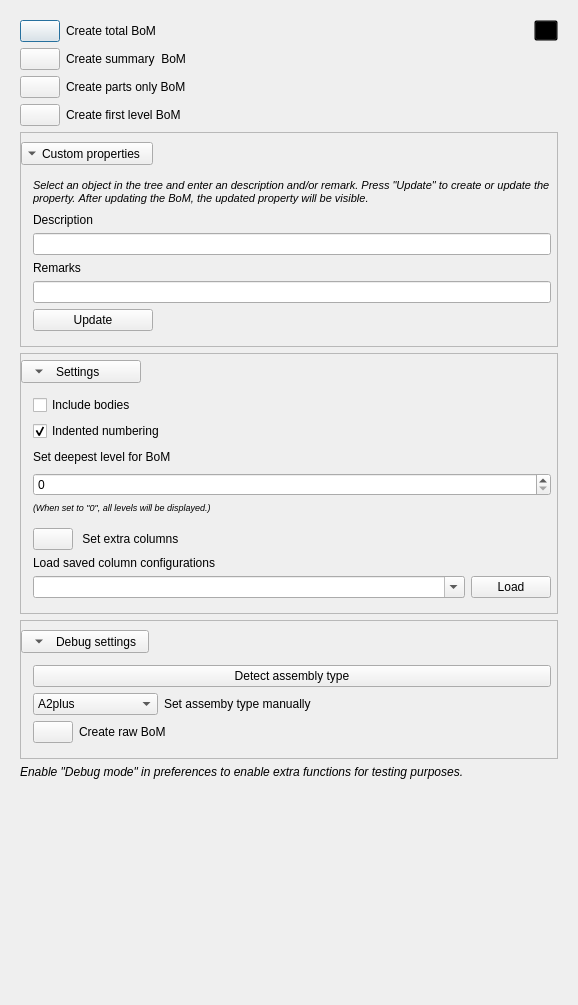
First picture: the form in Resources/UI/BoM_Panel.ui, repository APEbbers/BillOfMaterials-WB, before the edit.
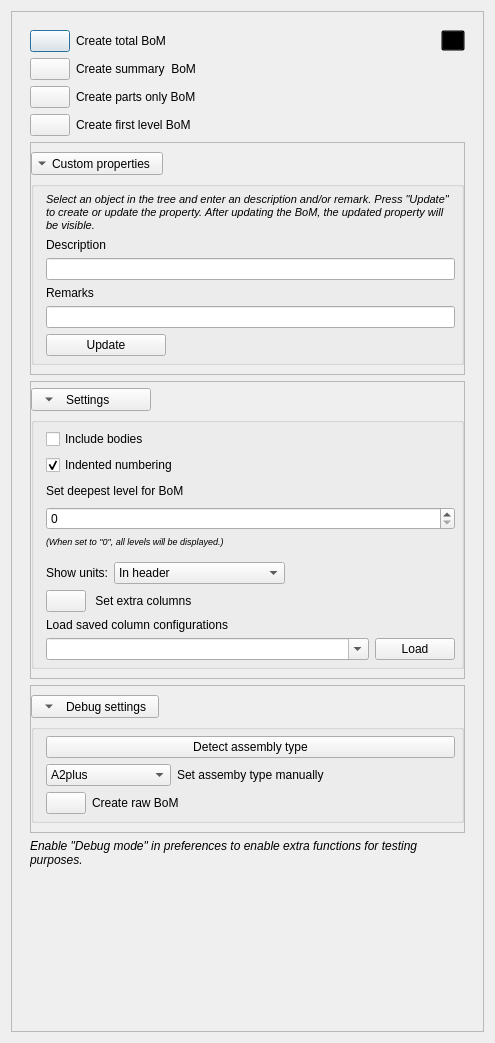
Second picture: the form after the edit. Icons and pictures are not drawn.

```diff
--- a/Resources/UI/BoM_Panel.ui
+++ b/Resources/UI/BoM_Panel.ui
@@ -6,8 +6,8 @@
    <rect>
     <x>0</x>
     <y>0</y>
-    <width>578</width>
-    <height>1005</height>
+    <width>495</width>
+    <height>1043</height>
    </rect>
   </property>
   <property name="sizePolicy">
@@ -31,7 +31,22 @@
   <property name="modal">
    <bool>true</bool>
   </property>
-  <layout class="QGridLayout" name="gridLayout_10">
+  <layout class="QGridLayout" name="gridLayout_12">
+   <item row="0" column="0">
+    <widget class="QScrollArea" name="scrollArea">
+     <property name="widgetResizable">
+      <bool>true</bool>
+     </property>
+     <widget class="QWidget" name="scrollAreaWidgetContents">
+      <property name="geometry">
+       <rect>
+        <x>0</x>
+        <y>0</y>
+        <width>462</width>
+        <height>1166</height>
+       </rect>
+      </property>
+      <layout class="QGridLayout" name="gridLayout_14">
    <item row="0" column="0">
     <widget class="QFrame" name="MainFrame">
      <layout class="QVBoxLayout" name="verticalLayout">
@@ -282,13 +297,7 @@
           </layout>
          </item>
          <item row="1" column="0">
-          <widget class="QFrame" name="CustomPropertiesFrame">
-           <property name="frameShape">
-            <enum>QFrame::Shape::NoFrame</enum>
-           </property>
-           <property name="frameShadow">
-            <enum>QFrame::Shadow::Sunken</enum>
-           </property>
+              <widget class="QGroupBox" name="CustomPropertiesGroupBox">
            <layout class="QGridLayout" name="gridLayout">
             <property name="leftMargin">
              <number>12</number>
@@ -479,16 +488,13 @@
           </layout>
          </item>
          <item row="1" column="0">
-          <widget class="QFrame" name="SettingsFrame">
+              <widget class="QGroupBox" name="SettingsGroupBox">
            <property name="sizePolicy">
             <sizepolicy hsizetype="Preferred" vsizetype="MinimumExpanding">
              <horstretch>0</horstretch>
              <verstretch>0</verstretch>
             </sizepolicy>
            </property>
-           <property name="frameShadow">
-            <enum>QFrame::Shadow::Sunken</enum>
-           </property>
            <layout class="QGridLayout" name="gridLayout_24">
             <property name="leftMargin">
              <number>12</number>
@@ -502,19 +508,6 @@
             <property name="bottomMargin">
              <number>6</number>
             </property>
-            <item row="4" column="1">
-             <spacer name="horizontalSpacer">
-              <property name="orientation">
-               <enum>Qt::Orientation::Horizontal</enum>
-              </property>
-              <property name="sizeHint" stdset="0">
-               <size>
-                <width>40</width>
-                <height>20</height>
-               </size>
-              </property>
-             </spacer>
-            </item>
             <item row="4" column="0">
              <widget class="QLabel" name="label_12">
               <property name="sizePolicy">
@@ -534,14 +527,61 @@
               </property>
              </widget>
             </item>
-            <item row="2" column="0" colspan="2">
-             <widget class="QCheckBox" name="IncludeBodies">
+                <item row="10" column="0" colspan="2">
+                 <layout class="QGridLayout" name="gridLayout_6">
+                  <item row="0" column="1">
+                   <widget class="QPushButton" name="LoadColumns">
+                    <property name="sizePolicy">
+                     <sizepolicy hsizetype="Minimum" vsizetype="MinimumExpanding">
+                      <horstretch>0</horstretch>
+                      <verstretch>0</verstretch>
+                     </sizepolicy>
+                    </property>
+                    <property name="minimumSize">
+                     <size>
+                      <width>0</width>
+                      <height>20</height>
+                     </size>
+                    </property>
+                    <property name="maximumSize">
+                     <size>
+                      <width>16777215</width>
+                      <height>30</height>
+                     </size>
+                    </property>
               <property name="text">
-               <string>Include bodies</string>
+                     <string>Load</string>
               </property>
              </widget>
             </item>
-            <item row="7" column="0" colspan="2">
+                  <item row="0" column="0">
+                   <widget class="QComboBox" name="ColumnsConfigList">
+                    <property name="sizePolicy">
+                     <sizepolicy hsizetype="Expanding" vsizetype="MinimumExpanding">
+                      <horstretch>0</horstretch>
+                      <verstretch>0</verstretch>
+                     </sizepolicy>
+                    </property>
+                    <property name="minimumSize">
+                     <size>
+                      <width>0</width>
+                      <height>20</height>
+                     </size>
+                    </property>
+                    <property name="maximumSize">
+                     <size>
+                      <width>16777215</width>
+                      <height>30</height>
+                     </size>
+                    </property>
+                    <property name="editable">
+                     <bool>true</bool>
+                    </property>
+                   </widget>
+                  </item>
+                 </layout>
+                </item>
+                <item row="8" column="0" colspan="2">
              <layout class="QGridLayout" name="gridLayout_3">
               <item row="0" column="1">
                <widget class="QLabel" name="label_3">
@@ -588,70 +628,6 @@
               </item>
              </layout>
             </item>
-            <item row="3" column="0" colspan="2">
-             <widget class="QCheckBox" name="IndentedNumbering">
-              <property name="text">
-               <string>Indented numbering</string>
-              </property>
-              <property name="checked">
-               <bool>true</bool>
-              </property>
-             </widget>
-            </item>
-            <item row="9" column="0" colspan="2">
-             <layout class="QGridLayout" name="gridLayout_6">
-              <item row="0" column="1">
-               <widget class="QPushButton" name="LoadColumns">
-                <property name="sizePolicy">
-                 <sizepolicy hsizetype="Minimum" vsizetype="MinimumExpanding">
-                  <horstretch>0</horstretch>
-                  <verstretch>0</verstretch>
-                 </sizepolicy>
-                </property>
-                <property name="minimumSize">
-                 <size>
-                  <width>0</width>
-                  <height>20</height>
-                 </size>
-                </property>
-                <property name="maximumSize">
-                 <size>
-                  <width>16777215</width>
-                  <height>30</height>
-                 </size>
-                </property>
-                <property name="text">
-                 <string>Load</string>
-                </property>
-               </widget>
-              </item>
-              <item row="0" column="0">
-               <widget class="QComboBox" name="ColumnsConfigList">
-                <property name="sizePolicy">
-                 <sizepolicy hsizetype="Expanding" vsizetype="MinimumExpanding">
-                  <horstretch>0</horstretch>
-                  <verstretch>0</verstretch>
-                 </sizepolicy>
-                </property>
-                <property name="minimumSize">
-                 <size>
-                  <width>0</width>
-                  <height>20</height>
-                 </size>
-                </property>
-                <property name="maximumSize">
-                 <size>
-                  <width>16777215</width>
-                  <height>30</height>
-                 </size>
-                </property>
-                <property name="editable">
-                 <bool>true</bool>
-                </property>
-               </widget>
-              </item>
-             </layout>
-            </item>
             <item row="5" column="0" colspan="2">
              <widget class="QSpinBox" name="MaxLevel">
               <property name="sizePolicy">
@@ -692,6 +668,36 @@
               </property>
              </widget>
             </item>
+                <item row="3" column="0" colspan="2">
+                 <widget class="QCheckBox" name="IndentedNumbering">
+                  <property name="text">
+                   <string>Indented numbering</string>
+                  </property>
+                  <property name="checked">
+                   <bool>true</bool>
+                  </property>
+                 </widget>
+                </item>
+                <item row="4" column="1">
+                 <spacer name="horizontalSpacer">
+                  <property name="orientation">
+                   <enum>Qt::Orientation::Horizontal</enum>
+                  </property>
+                  <property name="sizeHint" stdset="0">
+                   <size>
+                    <width>40</width>
+                    <height>20</height>
+                   </size>
+                  </property>
+                 </spacer>
+                </item>
+                <item row="2" column="0" colspan="2">
+                 <widget class="QCheckBox" name="IncludeBodies">
+                  <property name="text">
+                   <string>Include bodies</string>
+                  </property>
+                 </widget>
+                </item>
             <item row="6" column="0" colspan="2">
              <widget class="QLabel" name="label_6">
               <property name="sizePolicy">
@@ -717,13 +723,80 @@
               </property>
              </widget>
             </item>
-            <item row="8" column="0">
+                <item row="9" column="0">
              <widget class="QLabel" name="label_14">
               <property name="text">
                <string>Load saved column configurations</string>
               </property>
              </widget>
             </item>
+                <item row="7" column="0" colspan="2">
+                 <layout class="QGridLayout" name="gridLayout_10">
+                  <item row="0" column="1">
+                   <widget class="QComboBox" name="UnitPosition">
+                    <property name="sizePolicy">
+                     <sizepolicy hsizetype="Expanding" vsizetype="Fixed">
+                      <horstretch>0</horstretch>
+                      <verstretch>0</verstretch>
+                     </sizepolicy>
+                    </property>
+                    <property name="minimumSize">
+                     <size>
+                      <width>0</width>
+                      <height>0</height>
+                     </size>
+                    </property>
+                    <item>
+                     <property name="text">
+                      <string>In header</string>
+                     </property>
+                    </item>
+                    <item>
+                     <property name="text">
+                      <string>With value</string>
+                     </property>
+                    </item>
+                    <item>
+                     <property name="text">
+                      <string>Hide</string>
+                     </property>
+                    </item>
+                   </widget>
+                  </item>
+                  <item row="0" column="0">
+                   <widget class="QLabel" name="label_10">
+                    <property name="sizePolicy">
+                     <sizepolicy hsizetype="Preferred" vsizetype="Fixed">
+                      <horstretch>0</horstretch>
+                      <verstretch>0</verstretch>
+                     </sizepolicy>
+                    </property>
+                    <property name="minimumSize">
+                     <size>
+                      <width>50</width>
+                      <height>0</height>
+                     </size>
+                    </property>
+                    <property name="text">
+                     <string>Show units:</string>
+                    </property>
+                   </widget>
+                  </item>
+                  <item row="0" column="2">
+                   <spacer name="horizontalSpacer_9">
+                    <property name="orientation">
+                     <enum>Qt::Orientation::Horizontal</enum>
+                    </property>
+                    <property name="sizeHint" stdset="0">
+                     <size>
+                      <width>40</width>
+                      <height>20</height>
+                     </size>
+                    </property>
+                   </spacer>
+                  </item>
+                 </layout>
+                </item>
            </layout>
           </widget>
          </item>
@@ -803,13 +876,7 @@
           </layout>
          </item>
          <item row="1" column="0">
-          <widget class="QFrame" name="DebugFrame">
-           <property name="frameShape">
-            <enum>QFrame::Shape::NoFrame</enum>
-           </property>
-           <property name="frameShadow">
-            <enum>QFrame::Shadow::Sunken</enum>
-           </property>
+              <widget class="QGroupBox" name="DebugGroupBox">
            <layout class="QGridLayout" name="gridLayout_22">
             <property name="leftMargin">
              <number>12</number>
@@ -1049,6 +1116,10 @@
    </item>
   </layout>
  </widget>
+    </widget>
+   </item>
+  </layout>
+ </widget>
  <tabstops>
   <tabstop>CreateTotal</tabstop>
   <tabstop>CreateSummary</tabstop>
```
Left out of the diff: 51 changed lines with no effect on the pictures. Lines whose indentation alone changed are shown as unchanged.
